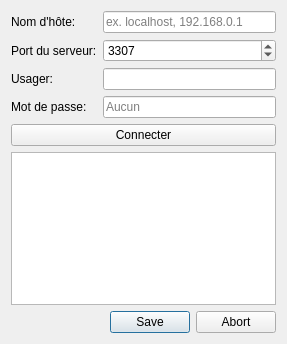
Old version of the form InfoDynamiqueQt/Vues/vueconnexion.ui in the repository AlexandreGirardin/ProjetAnalyse.
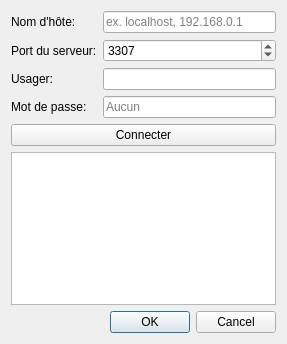
New version of the form. Icons and pictures are not drawn.

Commit message: Utiliser Ok/Cancel dans la vueConnexion

What changed in the file:
```diff
--- a/InfoDynamiqueQt/Vues/vueconnexion.ui
+++ b/InfoDynamiqueQt/Vues/vueconnexion.ui
@@ -113,7 +113,7 @@
    <item>
     <widget class="QDialogButtonBox" name="buttonBox">
      <property name="standardButtons">
-      <set>QDialogButtonBox::Abort|QDialogButtonBox::Save</set>
+      <set>QDialogButtonBox::Cancel|QDialogButtonBox::Ok</set>
      </property>
     </widget>
    </item>
```
The commit also changes 1 other file.
